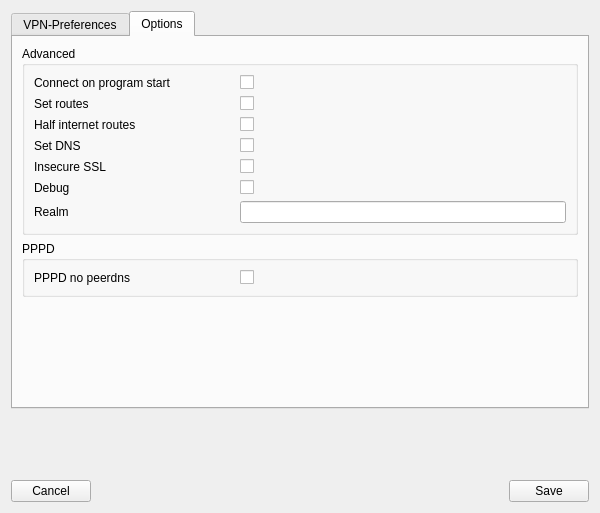
Before: the Qt Designer form openfortigui/vpnprofileeditor.ui in theinvisible/openfortigui, drawn with Qt 5.
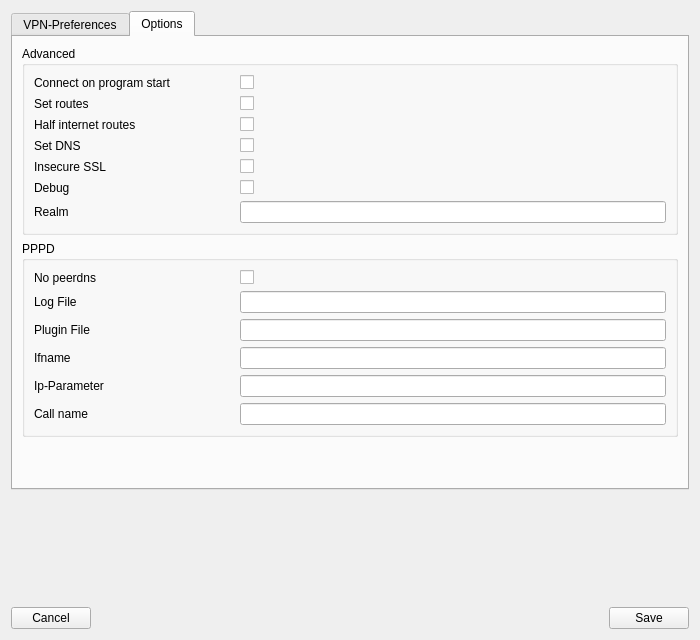
After: the same form once the commit is applied. The open tabs and pages were chosen to show the change.

Commit message: Added various PPPD Parameters

```diff
--- a/openfortigui/vpnprofileeditor.ui
+++ b/openfortigui/vpnprofileeditor.ui
@@ -6,8 +6,8 @@
    <rect>
     <x>0</x>
     <y>0</y>
-    <width>600</width>
-    <height>513</height>
+    <width>700</width>
+    <height>640</height>
    </rect>
   </property>
   <property name="windowTitle">
@@ -155,52 +155,6 @@
             </property>
            </widget>
           </item>
-          <item row="1" column="0">
-           <widget class="QLabel" name="label_7">
-            <property name="minimumSize">
-             <size>
-              <width>150</width>
-              <height>0</height>
-             </size>
-            </property>
-            <property name="text">
-             <string>User-Key</string>
-            </property>
-           </widget>
-          </item>
-          <item row="2" column="0">
-           <widget class="QLabel" name="label_8">
-            <property name="minimumSize">
-             <size>
-              <width>150</width>
-              <height>0</height>
-             </size>
-            </property>
-            <property name="text">
-             <string>CA-File</string>
-            </property>
-           </widget>
-          </item>
-          <item row="4" column="0">
-           <widget class="QLabel" name="label_9">
-            <property name="minimumSize">
-             <size>
-              <width>150</width>
-              <height>0</height>
-             </size>
-            </property>
-            <property name="text">
-             <string>Verify Certificate</string>
-            </property>
-           </widget>
-          </item>
-          <item row="4" column="1">
-           <widget class="QCheckBox" name="cbVerifyCert">
-            <property name="text">
-             <string/>
-            </property>
-           </widget>
-          </item>
           <item row="0" column="1">
            <layout class="QHBoxLayout" name="horizontalLayout_3">
             <item>
@@ -426,7 +380,7 @@
           <string>PPPD</string>
          </property>
          <layout class="QFormLayout" name="formLayout_4">
-          <item row="0" column="0">
+          <item row="1" column="0">
            <widget class="QLabel" name="label_13">
             <property name="minimumSize">
              <size>
@@ -435,17 +389,97 @@
              </size>
             </property>
             <property name="text">
-             <string>PPPD no peerdns</string>
+             <string>No peerdns</string>
             </property>
            </widget>
           </item>
-          <item row="0" column="1">
+          <item row="1" column="1">
            <widget class="QCheckBox" name="cbPPPDNoPeerDNS">
             <property name="text">
              <string/>
             </property>
            </widget>
           </item>
+          <item row="2" column="0">
+           <widget class="QLabel" name="label_9">
+            <property name="minimumSize">
+             <size>
+              <width>200</width>
+              <height>0</height>
+             </size>
+            </property>
+            <property name="text">
+             <string>Log File</string>
+            </property>
+           </widget>
+          </item>
+          <item row="2" column="1">
+           <widget class="QLineEdit" name="lePPPDLogFile"/>
+          </item>
+          <item row="3" column="0">
+           <widget class="QLabel" name="label_19">
+            <property name="minimumSize">
+             <size>
+              <width>200</width>
+              <height>0</height>
+             </size>
+            </property>
+            <property name="text">
+             <string>Plugin File</string>
+            </property>
+           </widget>
+          </item>
+          <item row="3" column="1">
+           <widget class="QLineEdit" name="lePPPDPluginFile"/>
+          </item>
+          <item row="4" column="0">
+           <widget class="QLabel" name="label_20">
+            <property name="minimumSize">
+             <size>
+              <width>200</width>
+              <height>0</height>
+             </size>
+            </property>
+            <property name="text">
+             <string>Ifname</string>
+            </property>
+           </widget>
+          </item>
+          <item row="5" column="0">
+           <widget class="QLabel" name="label_21">
+            <property name="minimumSize">
+             <size>
+              <width>200</width>
+              <height>0</height>
+             </size>
+            </property>
+            <property name="text">
+             <string>Ip-Parameter</string>
+            </property>
+           </widget>
+          </item>
+          <item row="4" column="1">
+           <widget class="QLineEdit" name="lePPPDIfname"/>
+          </item>
+          <item row="5" column="1">
+           <widget class="QLineEdit" name="lePPPDIPParam"/>
+          </item>
+          <item row="6" column="0">
+           <widget class="QLabel" name="label_22">
+            <property name="minimumSize">
+             <size>
+              <width>200</width>
+              <height>0</height>
+             </size>
+            </property>
+            <property name="text">
+             <string>Call name</string>
+            </property>
+           </widget>
+          </item>
+          <item row="6" column="1">
+           <widget class="QLineEdit" name="lePPPDCallName"/>
+          </item>
          </layout>
         </widget>
        </item>
```
Left out of the diff: 26 changed lines with no effect on the pictures. The commit also changes 5 other files.
